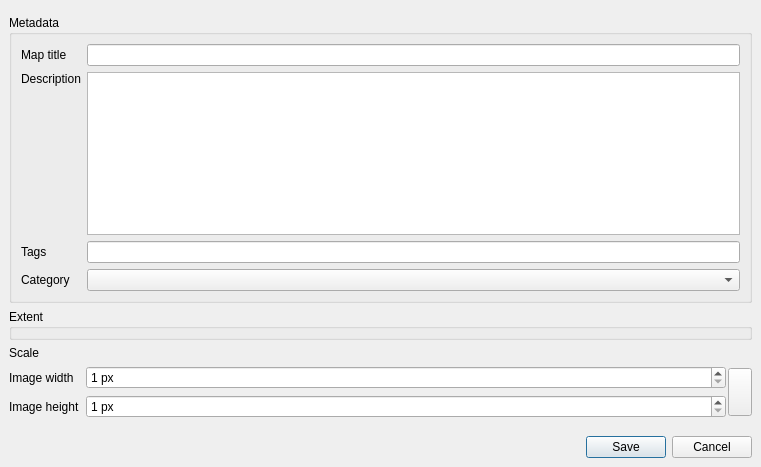
Before: the Qt Designer form soar/ui/map_export_dialog.ui in north-road/soar_qgis_plugin, drawn with Qt 5.
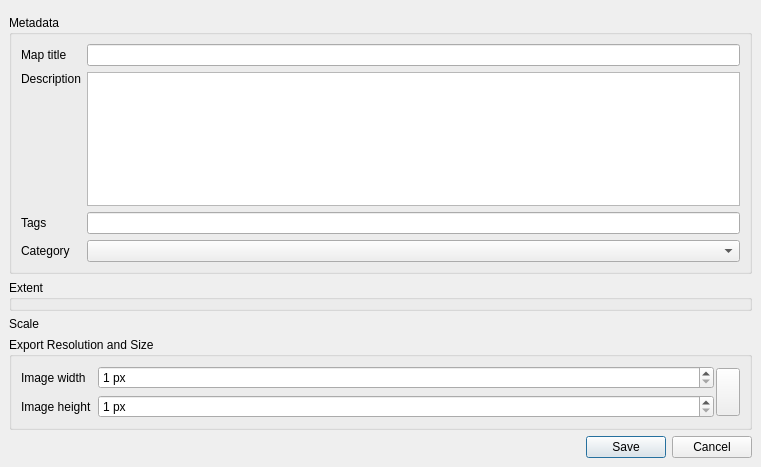
After: the same form once the commit is applied. Custom widgets are drawn as their Qt base class.

Commit message: Tweak export dialog

Diff of the .ui file:
```diff
--- a/soar/ui/map_export_dialog.ui
+++ b/soar/ui/map_export_dialog.ui
@@ -85,10 +85,7 @@
        </widget>
       </item>
       <item>
-       <layout class="QGridLayout" name="gridLayout" rowstretch="0,0,0,0">
-        <item row="1" column="1">
-         <widget class="QgsScaleWidget" name="mScaleWidget" native="true"/>
-        </item>
+       <layout class="QGridLayout" name="gridLayout" rowstretch="0,0,0" columnstretch="1,2">
         <item row="0" column="0" colspan="2">
          <widget class="QgsExtentGroupBox" name="mExtentGroupBox">
           <property name="focusPolicy">
@@ -99,21 +96,30 @@
           </property>
          </widget>
         </item>
-        <item row="2" column="0">
+        <item row="1" column="1">
+         <widget class="QgsScaleWidget" name="mScaleWidget" native="true"/>
+        </item>
+        <item row="2" column="0" colspan="2">
+         <widget class="QGroupBox" name="groupBox_2">
+          <property name="title">
+           <string>Export Resolution and Size</string>
+          </property>
+          <layout class="QGridLayout" name="gridLayout_3">
+           <item row="0" column="0">
          <widget class="QLabel" name="label_3">
           <property name="text">
            <string>Image width</string>
           </property>
          </widget>
         </item>
-        <item row="3" column="0">
+           <item row="1" column="0">
          <widget class="QLabel" name="label_4">
           <property name="text">
            <string>Image height</string>
           </property>
          </widget>
         </item>
-        <item row="2" column="1" rowspan="2">
+           <item row="0" column="1" rowspan="2">
          <layout class="QGridLayout" name="gridLayout_4">
           <property name="horizontalSpacing">
            <number>0</number>
@@ -198,6 +204,9 @@
            </widget>
           </item>
          </layout>
+           </item>
+          </layout>
+         </widget>
         </item>
         <item row="1" column="0">
          <widget class="QLabel" name="label_1">
```
Lines whose indentation alone changed are shown as unchanged. The commit also changes 1 other file.
